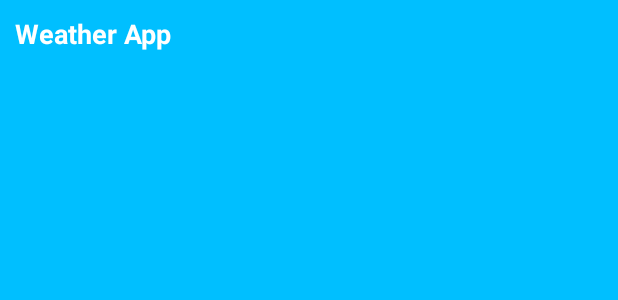
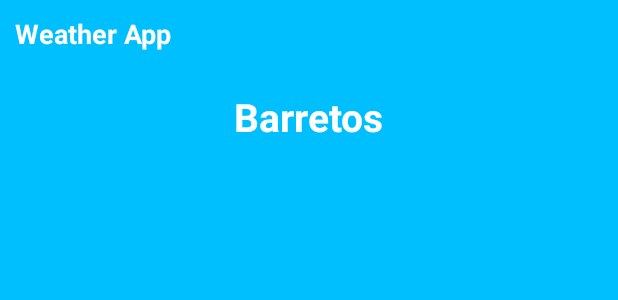
Before and after one commit to oLeonardosantos/weather-app-android, an Android app: the layout activity_main.xml on its own in the app's theme, with its tools: preview values and no code run, on a phone screen of 412 x 824 dp. Shown: the top 300 px of the screen. Run offline under Robolectric (Android 15) with nearby library versions, the phone set to English and light mode, and no system bars.

Commit message:
alterei o layout principal

```diff
--- a/app/src/main/res/layout/activity_main.xml
+++ b/app/src/main/res/layout/activity_main.xml
@@ -20,4 +20,17 @@
         android:layout_marginStart="10dp"
         android:layout_marginTop="10dp"/>
 
+    <TextView
+        android:id="@+id/city"
+        android:layout_width="wrap_content"
+        android:layout_height="wrap_content"
+        tools:text="Barretos"
+        android:textSize="26sp"
+        android:textStyle="bold"
+        android:textColor="@color/white"
+        app:layout_constraintStart_toStartOf="parent"
+        app:layout_constraintTop_toTopOf="parent"
+        app:layout_constraintEnd_toEndOf="parent"
+        android:layout_marginTop="60dp"/>
+
 </androidx.constraintlayout.widget.ConstraintLayout>
```
